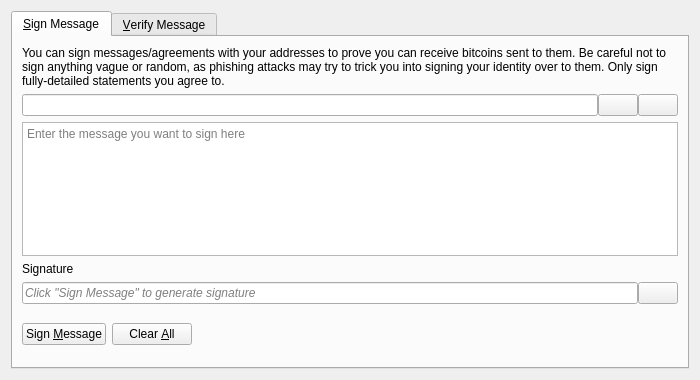
This is src/qt/forms/signverifymessagedialog.ui in bytecoin-crypto/bytecoin as Qt 5 draws it before an edit. The edited form follows.
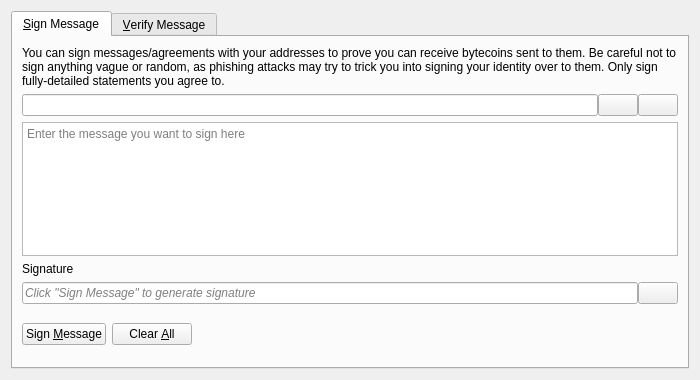
This is the edited form. Icons and pictures are not drawn. Custom widgets are drawn as their Qt base class.

Commit message: Changes for bytecoin network

The edit to the form file:
```diff
--- a/src/qt/forms/signverifymessagedialog.ui
+++ b/src/qt/forms/signverifymessagedialog.ui
@@ -30,7 +30,7 @@
        <item>
         <widget class="QLabel" name="infoLabel_SM">
          <property name="text">
-          <string>You can sign messages/agreements with your addresses to prove you can receive bitcoins sent to them. Be careful not to sign anything vague or random, as phishing attacks may try to trick you into signing your identity over to them. Only sign fully-detailed statements you agree to.</string>
+          <string>You can sign messages/agreements with your addresses to prove you can receive bytecoins sent to them. Be careful not to sign anything vague or random, as phishing attacks may try to trick you into signing your identity over to them. Only sign fully-detailed statements you agree to.</string>
          </property>
          <property name="textFormat">
           <enum>Qt::PlainText</enum>
```
Left out of the diff: 8 changed lines with no effect on the pictures. The commit also changes 20 other files.
